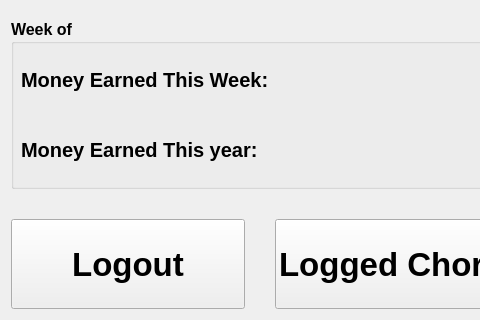
Qt form UserHome.ui (jplarose/PiChores) before a commit; both pictures show x 0 to 480 and y 160 to 480 of the 800 by 480 pixel window.
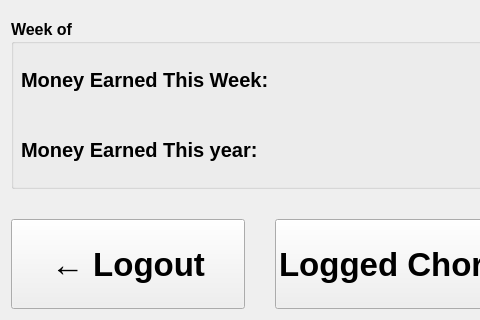
The same form after that commit. Icons and pictures are not drawn.

```diff
--- a/UserHome.ui
+++ b/UserHome.ui
@@ -590,11 +590,7 @@
         </font>
        </property>
        <property name="text">
-        <string>Logout</string>
-       </property>
-       <property name="icon">
-        <iconset theme="go-previous">
-         <normaloff>.</normaloff>.</iconset>
+        <string>← Logout</string>
        </property>
        <property name="iconSize">
         <size>
```
